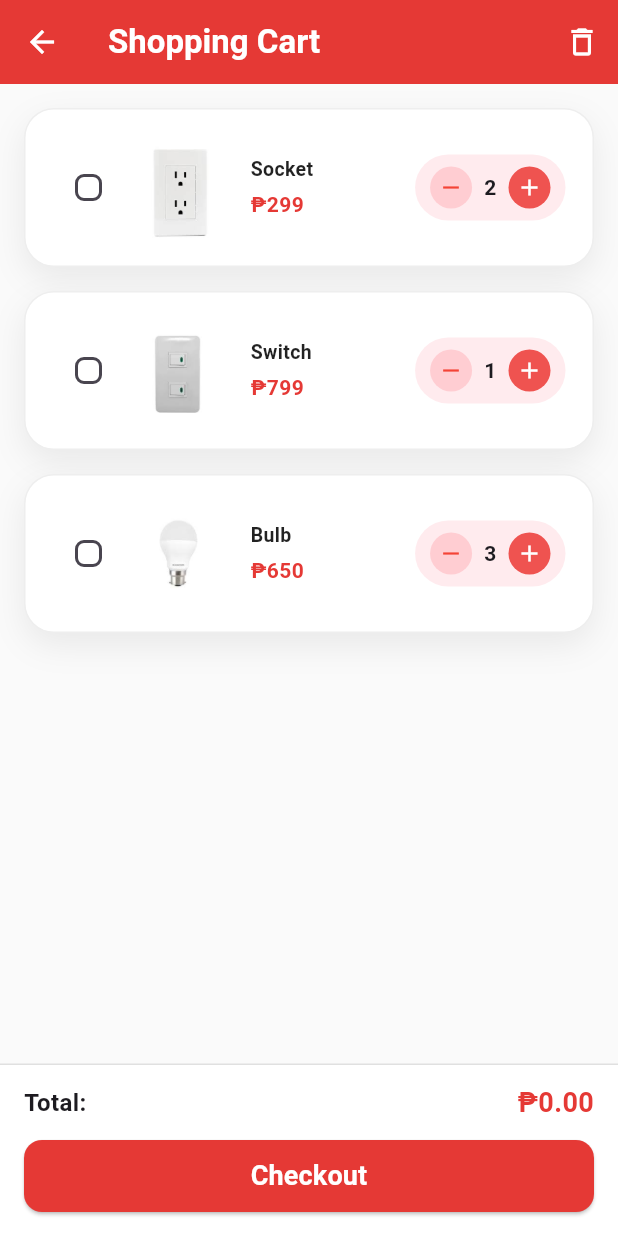
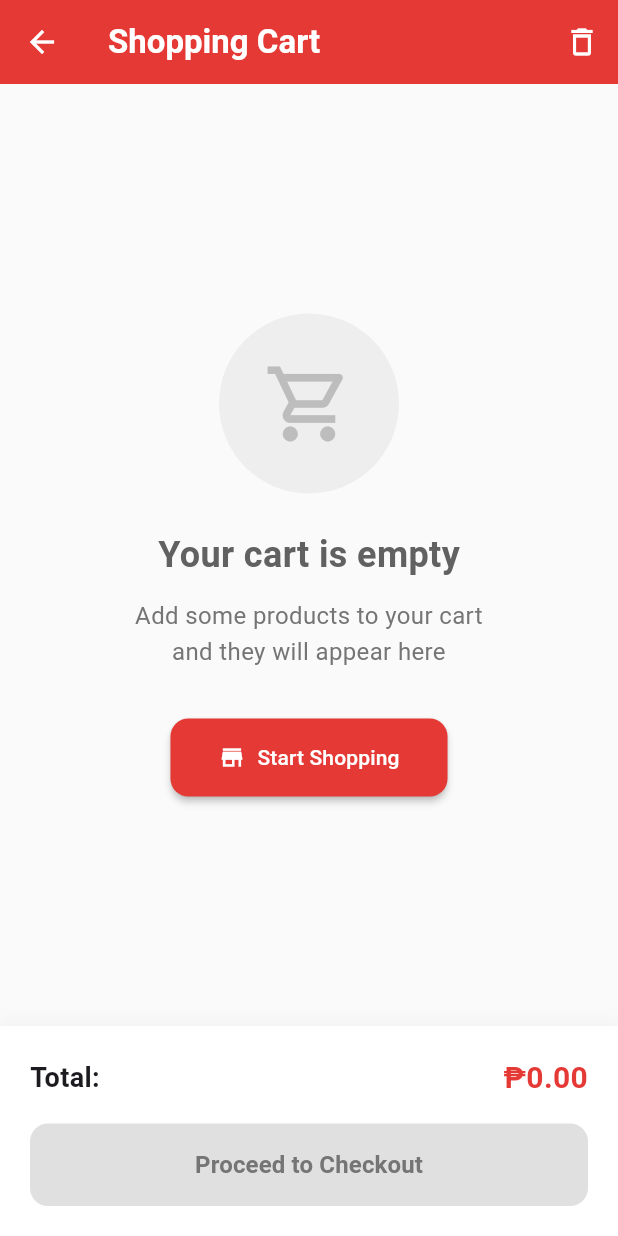
Before and after one commit to KennJ78/babaorderingapp, a Flutter app: the CartScreen screen opened directly, on a phone screen of 412 x 824 dp. Run offline on Flutter 3.47's test engine with Material 3 defaults, Android fonts, the phone set to English and light mode, and no system bars.

Commit message:
Revert "Week2day2"

```diff
--- a/lib/mainapp.dart
+++ b/lib/mainapp.dart
@@ -314,13 +314,13 @@ class ProductDetailScreen extends StatelessWidget {
       appBar: AppBar(
         backgroundColor: Colors.red[600],
         leading: IconButton(
-          icon: const Icon(Icons.arrow_back, color: Colors.white),
+          icon: const Icon(Icons.arrow_back_sharp, color: Colors.white60, size: 30),
           onPressed: () => Navigator.pop(context),
         ),
         title: Text(productName, style: const TextStyle(color: Colors.white)),
         actions: [
           IconButton(
-            icon: const Icon(Icons.shopping_cart, color: Colors.white),
+            icon:  Icon(Icons.shopping_cart_outlined, color: Colors.yellow[500]),
             onPressed: () {
               Navigator.push(
                 context,
@@ -463,49 +463,11 @@ class ProductDetailScreen extends StatelessWidget {
   }
 }
 
-class CartScreen extends StatefulWidget {
+class CartScreen extends StatelessWidget {
   const CartScreen({super.key});
 
   @override
-  State<CartScreen> createState() => _CartScreenState();
-}
-
-class _CartScreenState extends State<CartScreen> {
-  final List<Map<String, dynamic>> cartProducts = [
-    {
-      'name': 'Socket',
-      'price': '₱299',
-      'image': 'assets/images/socket.jpg',
-      'qty': 2,
-      'checked': false,
-    },
-    {
-      'name': 'Switch',
-      'price': '₱799',
-      'image': 'assets/images/switch.jpg',
-      'qty': 1,
-      'checked': false,
-    },
-    {
-      'name': 'Bulb',
-      'price': '₱650',
-      'image': 'assets/images/bulb.jpg',
-      'qty': 3,
-      'checked': false,
-    },
-  ];
-
-  @override
   Widget build(BuildContext context) {
-    final bool isEmpty = cartProducts.isEmpty;
-
-    double total = cartProducts
-        .where((p) => p['checked'] == true)
-        .fold(0.0, (total, p) {
-      final price = double.tryParse(p['price'].toString().replaceAll('₱', '')) ?? 0.0;
-      return total + (price * (p['qty'] ?? 1));
-    });
-
     return Scaffold(
       backgroundColor: Colors.grey[50],
       appBar: AppBar(
@@ -529,8 +491,11 @@ class _CartScreenState extends State<CartScreen> {
           ),
         ],
       ),
-      body: isEmpty
-          ? Center(
+      body: Column(
+        children: [
+          // Empty cart illustration
+          Expanded(
+            child: Center(
               child: Column(
                 mainAxisAlignment: MainAxisAlignment.center,
                 children: [
@@ -578,140 +543,70 @@ class _CartScreenState extends State<CartScreen> {
                       shape: RoundedRectangleBorder(
                         borderRadius: BorderRadius.circular(12),
                       ),
-              ),
-            ),
-          ],
-        ),
-      )
-          : ListView.separated(
-        padding: const EdgeInsets.all(16),
-        itemCount: cartProducts.length,
-        separatorBuilder: (_, __) => const SizedBox(height: 16),
-        itemBuilder: (context, index) {
-          final product = cartProducts[index];
-          return Container(
-            decoration: BoxDecoration(
-              color: Colors.white,
-              borderRadius: BorderRadius.circular(20),
-              boxShadow: [
-                BoxShadow(
-                  color: Colors.black.withOpacity(0.07),
-                  blurRadius: 18,
-                  offset: const Offset(0, 8),
-                ),
-              ],
-              border: Border.all(
-                color: (product['checked'] ?? false)
-                    ? Colors.red[200]!
-                    : Colors.grey[200]!,
-                width: (product['checked'] ?? false) ? 2 : 1,
-              ),
-            ),
-            child: Padding(
-              padding: const EdgeInsets.symmetric(horizontal: 18, vertical: 16),
-              child: Row(
-                crossAxisAlignment: CrossAxisAlignment.center,
-                children: [
-                  Checkbox(
-                    value: product['checked'] ?? false,
-                    activeColor: Colors.red[600],
-                    shape: RoundedRectangleBorder(
-                      borderRadius: BorderRadius.circular(6),
-                    ),
-                    onChanged: (bool? value) {
-                      setState(() {
-                        product['checked'] = value ?? false;
-                      });
-                    },
-                  ),
-                  ClipRRect(
-                    borderRadius: BorderRadius.circular(14),
-                    child: Image.asset(
-                      product['image']!,
-                      width: 72,
-                      height: 72,
-                      fit: BoxFit.cover,
-                    ),
-                  ),
-                  const SizedBox(width: 12),
-                  Expanded(
-                    child: Column(
-                      crossAxisAlignment: CrossAxisAlignment.start,
-                      children: [
-                        Text(
-                          product['name']!,
-                          style: const TextStyle(
-                            fontSize: 13,
-                            fontWeight: FontWeight.w600,
-                            color: Colors.black87,
-                          ),
-                          maxLines: 1,
-                          overflow: TextOverflow.ellipsis,
-                        ),
-                        const SizedBox(height: 4),
-                        Text(
-                          product['price']!,
-                          style: TextStyle(
-                            fontSize: 14,
-                            color: Colors.red[600],
-                            fontWeight: FontWeight.w700,
+                      elevation: 2,
                     ),
                   ),
                 ],
               ),
             ),
+          ),
+          // Bottom section with total and checkout button
           Container(
-                    margin: const EdgeInsets.only(left: 8),
-                    padding: const EdgeInsets.symmetric(horizontal: 10, vertical: 8),
+            padding: const EdgeInsets.all(20),
             decoration: BoxDecoration(
-                      color: Colors.red[50],
-                      borderRadius: BorderRadius.circular(30),
+              color: Colors.white,
+              boxShadow: [
+                BoxShadow(
+                  color: Colors.grey.withOpacity(0.1),
+                  spreadRadius: 1,
+                  blurRadius: 10,
+                  offset: const Offset(0, -2),
                 ),
-                    child: Row(
-                      mainAxisSize: MainAxisSize.min,
+              ],
+            ),
+            child: Column(
               children: [
-                        InkWell(
-                          onTap: () {
-                            setState(() {
-                              if (product['qty'] > 1) {
-                                product['qty']--;
-                              }
-                            });
-                          },
-                          child: Container(
-                            width: 28,
-                            height: 28,
-                            decoration: BoxDecoration(
-                              color: Colors.red[100],
-                              shape: BoxShape.circle,
-                            ),
-                            child: const Icon(Icons.remove, size: 18, color: Colors.red),
+                Row(
+                  mainAxisAlignment: MainAxisAlignment.spaceBetween,
+                  children: [
+                    const Text(
+                      'Total:',
+                      style: TextStyle(
+                        fontSize: 18,
+                        fontWeight: FontWeight.w600,
                       ),
                     ),
-                        Padding(
-                          padding: const EdgeInsets.symmetric(horizontal: 8),
-                          child: Text(
-                            '${product['qty']}',
-                            style: const TextStyle(
-                              fontSize: 14,
+                    Text(
+                      '₱0.00',
+                      style: TextStyle(
+                        fontSize: 20,
                         fontWeight: FontWeight.bold,
+                        color: Colors.red[600],
                       ),
                     ),
+                  ],
                 ),
-                        InkWell(
-                          onTap: () {
-                            setState(() {
-                              product['qty']++;
-                            });
-                          },
-                          child: Container(
-                            width: 28,
-                            height: 28,
-                            decoration: BoxDecoration(
-                              color: Colors.red[400],
-                              shape: BoxShape.circle,
+                const SizedBox(height: 16),
+                SizedBox(
+                  width: double.infinity,
+                  child: ElevatedButton(
+                    onPressed: () {},
+                    style: ElevatedButton.styleFrom(
+                      backgroundColor: Colors.grey[300],
+                      foregroundColor: Colors.grey[600],
+                      padding: const EdgeInsets.symmetric(vertical: 16),
+                      shape: RoundedRectangleBorder(
+                        borderRadius: BorderRadius.circular(12),
                       ),
-                            child: const Icon(Icons.add, size: 18, color: Colors.white),
+                      elevation: 0,
+                    ),
+                    child: const Text(
+                      'Proceed to Checkout',
+                      style: TextStyle(
+                        fontSize: 16,
+                        fontWeight: FontWeight.w600,
+                      ),
+                    ),
                   ),
                 ),
               ],
@@ -719,68 +614,6 @@ class _CartScreenState extends State<CartScreen> {
           ),
         ],
       ),
-            ),
-          );
-        },
-      ),
-      bottomNavigationBar: cartProducts.isEmpty
-          ? null
-          : Container(
-        padding: const EdgeInsets.fromLTRB(16, 12, 16, 16),
-        decoration: BoxDecoration(
-          color: Colors.white,
-          border: Border(top: BorderSide(color: Colors.grey[300]!)),
-        ),
-        child: Column(
-          mainAxisSize: MainAxisSize.min,
-          children: [
-            Row(
-              mainAxisAlignment: MainAxisAlignment.spaceBetween,
-              children: [
-                const Text(
-                  'Total:',
-                  style: TextStyle(
-                    fontSize: 16,
-                    fontWeight: FontWeight.w600,
-                  ),
-                ),
-                Text(
-                  '₱${total.toStringAsFixed(2)}',
-                  style: TextStyle(
-                    fontSize: 18,
-                    fontWeight: FontWeight.bold,
-                    color: Colors.red[600],
-                  ),
-                ),
-              ],
-            ),
-            const SizedBox(height: 12),
-            SizedBox(
-              width: double.infinity,
-              height: 48,
-              child: ElevatedButton(
-                onPressed: () {
-                  // Add checkout logic
-                },
-                style: ElevatedButton.styleFrom(
-                  backgroundColor: Colors.red[600],
-                  foregroundColor: Colors.white,
-                  shape: RoundedRectangleBorder(
-                    borderRadius: BorderRadius.circular(12),
-                  ),
-                ),
-                child: const Text(
-                  'Checkout',
-                  style: TextStyle(
-                    fontSize: 18,
-                    fontWeight: FontWeight.bold,
-                  ),
-                ),
-              ),
-            ),
-          ],
-        ),
-      ),
     );
   }
 }
```
Lines whose indentation alone changed are shown as unchanged.
